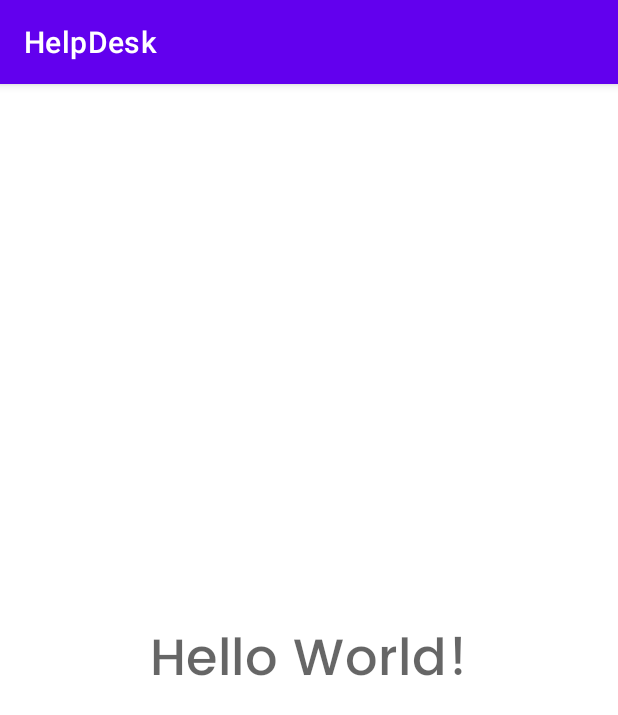
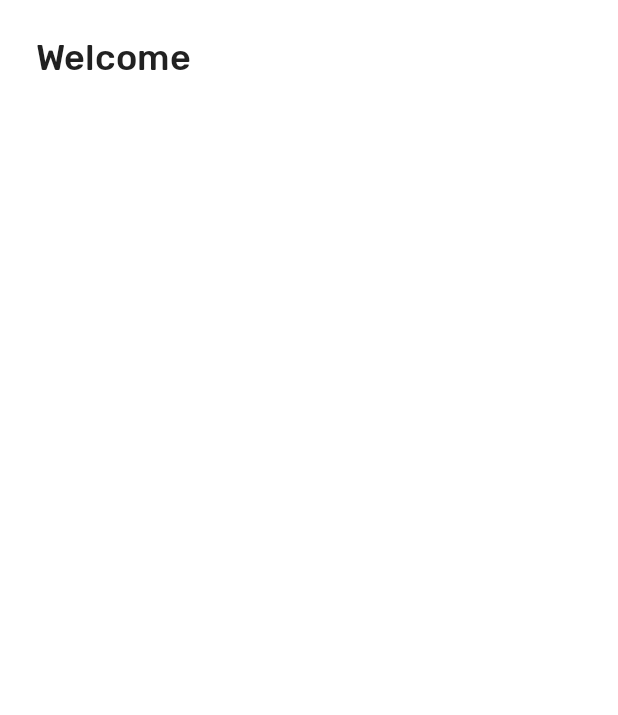
Before and after one commit to quabynah-bilson/helpdesk-project, an Android app: the screen it shows after launch (MainActivity), on a phone screen of 412 x 824 dp. Shown: the top 715 px of the screen. Run offline under Robolectric (Android 15) with nearby library versions, the phone set to English and light mode, and no system bars; our stand-ins replace Dagger/Hilt's generated code, Timber, navigation-ui; 1 statement that could not run was skipped.

Commit message:
Updated fragments and repository result

```diff
--- a/mobile/app/build.gradle
+++ b/mobile/app/build.gradle
@@ -53,6 +53,7 @@ dependencies {
     implementation 'androidx.appcompat:appcompat:1.2.0'
     implementation 'com.google.android.material:material:1.3.0'
     implementation 'androidx.constraintlayout:constraintlayout:2.0.4'
+    implementation 'androidx.legacy:legacy-support-v4:1.0.0'
     testImplementation 'junit:junit:4.13.2'
     androidTestImplementation 'androidx.test.ext:junit:1.1.2'
     androidTestImplementation 'androidx.test.espresso:espresso-core:3.3.0'
@@ -96,8 +97,8 @@ dependencies {
     implementation "androidx.paging:paging-runtime-ktx:$paging_version"
 
     // glide
-    implementation 'com.github.bumptech.glide:glide:4.12.0'
-    kapt 'com.github.bumptech.glide:compiler:4.12.0'
+    implementation "com.github.bumptech.glide:glide:4.12.0"
+    kapt "com.github.bumptech.glide:compiler:4.12.0"
 
     // okhttp
     implementation(platform("com.squareup.okhttp3:okhttp-bom:4.9.0"))
--- a/mobile/app/src/main/java/io/helpdesk/MainActivity.kt
+++ b/mobile/app/src/main/java/io/helpdesk/MainActivity.kt
@@ -3,7 +3,11 @@ package io.helpdesk
 import android.os.Bundle
 import androidx.appcompat.app.AppCompatActivity
 import androidx.lifecycle.lifecycleScope
+import androidx.navigation.NavController
+import androidx.navigation.Navigation
+import androidx.navigation.ui.NavigationUI
 import dagger.hilt.android.AndroidEntryPoint
+import io.helpdesk.model.data.AuthRequestParams
 import io.helpdesk.model.repos.BaseAuthenticationRepository
 import kotlinx.coroutines.flow.collectLatest
 import timber.log.Timber
@@ -16,16 +20,22 @@ class MainActivity : AppCompatActivity() {
     lateinit var repository: BaseAuthenticationRepository
 
     private val logger = Timber.tag("MainScreen")
+    private lateinit var navController: NavController
 
     override fun onCreate(savedInstanceState: Bundle?) {
         super.onCreate(savedInstanceState)
         setContentView(R.layout.activity_main)
 
+        // initialize navigation controller for fragments
+        navController = Navigation.findNavController(this, R.id.nav_fragment)
+
         lifecycleScope.launchWhenCreated {
-            repository.googleAuth()
+            repository.login(AuthRequestParams("quab@gmail.com", "Quabynah@2021"))
                 .collectLatest {
                     logger.i("current auth state -> $it")
                 }
         }
     }
+
+    override fun onSupportNavigateUp(): Boolean = NavigationUI.navigateUp(navController, null)
 }
--- /dev/null
+++ b/mobile/app/src/main/java/io/helpdesk/core/util/Result.kt
@@ -0,0 +1,12 @@
+package io.helpdesk.core.util
+
+/**
+ * wrapper for repository result
+ */
+sealed class Result<out R> {
+    object Loading : Result<Nothing>()
+    data class Success<out T>(val data: T) : Result<T>()
+    data class Error(val exception: Exception) : Result<Nothing>()
+}
+
+// val Result<*>.isSuccessful get() = this is Result.Success<*> && data != null
--- a/mobile/app/src/main/java/io/helpdesk/model/data/User.kt
+++ b/mobile/app/src/main/java/io/helpdesk/model/data/User.kt
@@ -16,6 +16,7 @@ data class User(
     @ColumnInfo(name = "_id") val id: String,
     @ColumnInfo(name = "username")
     val email: String,
+    val name: String,
     var avatar: String? = "",
     @ColumnInfo(name = "phoneNumber")
     var phone: String? = "",
--- a/mobile/app/src/main/java/io/helpdesk/model/db/LocalDatabase.kt
+++ b/mobile/app/src/main/java/io/helpdesk/model/db/LocalDatabase.kt
@@ -16,7 +16,7 @@ import io.helpdesk.model.data.User
     TicketTypeConverter::class,
     TicketPriorityConverter::class,
 )
-@Database(entities = [User::class, Ticket::class], version = 3, exportSchema = true)
+@Database(entities = [User::class, Ticket::class], version = 4, exportSchema = true)
 abstract class LocalDatabase : RoomDatabase() {
     abstract fun userDao(): UserDao
     abstract fun ticketDao(): TicketDao
--- a/mobile/app/src/main/java/io/helpdesk/model/repos/AuthenticationRepository.kt
+++ b/mobile/app/src/main/java/io/helpdesk/model/repos/AuthenticationRepository.kt
@@ -1,6 +1,7 @@
 package io.helpdesk.model.repos
 
 import io.helpdesk.core.storage.BaseUserPersistentStorage
+import io.helpdesk.core.util.Result
 import io.helpdesk.model.data.AuthRequestParams
 import io.helpdesk.model.data.User
 import io.helpdesk.model.services.AuthWebService
@@ -14,72 +15,64 @@ import retrofit2.await
 import javax.inject.Inject
 
 /**
- *
+ * base authentication repository
  */
-sealed class AuthState {
-    object Loading : AuthState()
-    data class Success(val data: User) : AuthState()
-    data class Error(val reason: String?) : AuthState()
-}
+interface BaseAuthenticationRepository {
 
-val AuthState.isSuccessful: Boolean
-    get() = this is AuthState.Success
+    fun login(params: AuthRequestParams): Flow<Result<User>>
 
-interface BaseAuthenticationRepository {
-    fun login(params: AuthRequestParams): Flow<AuthState>
+    fun register(params: AuthRequestParams): Flow<Result<User>>
 
-    fun register(params: AuthRequestParams): Flow<AuthState>
-
-    fun googleAuth(): Flow<AuthState>
+    fun googleAuth(): Flow<Result<User>>
 
     fun dispose()
 }
 
 class AuthenticationRepository @Inject constructor(
     private val service: AuthWebService,
-    private val storage: BaseUserPersistentStorage
+    private val storage: BaseUserPersistentStorage,
 ) :
     BaseAuthenticationRepository {
     private val job = Job()
-    var authScope: CoroutineScope? = null
+    private var authScope: CoroutineScope? = null
 
     @ExperimentalCoroutinesApi
-    override fun login(params: AuthRequestParams): Flow<AuthState> = channelFlow {
+    override fun login(params: AuthRequestParams): Flow<Result<User>> = channelFlow {
         authScope = this + job
-        offer(AuthState.Loading)
+        offer(Result.Loading)
         try {
             val token = service.login(params).await()
             storage.userId = token.token
-            offer(AuthState.Success(token.data))
+            offer(Result.Success(token.data))
         } catch (e: Exception) {
-            offer(AuthState.Error(e.localizedMessage))
+            offer(Result.Error(e))
         }
 
     }
 
     @ExperimentalCoroutinesApi
-    override fun register(params: AuthRequestParams): Flow<AuthState> = channelFlow {
+    override fun register(params: AuthRequestParams): Flow<Result<User>> = channelFlow {
         authScope = this + job
-        offer(AuthState.Loading)
+        offer(Result.Loading)
         try {
             val token = service.register(params).await()
             storage.userId = token.token
-            offer(AuthState.Success(token.data))
+            offer(Result.Success(token.data))
         } catch (e: Exception) {
-            offer(AuthState.Error(e.localizedMessage))
+            offer(Result.Error(e))
         }
     }
 
     @ExperimentalCoroutinesApi
-    override fun googleAuth(): Flow<AuthState> = channelFlow {
+    override fun googleAuth(): Flow<Result<User>> = channelFlow {
         authScope = this + job
-        offer(AuthState.Loading)
+        offer(Result.Loading)
         try {
             val token = service.googleAuth().await()
             storage.userId = token.token
-            offer(AuthState.Success(token.data))
+            offer(Result.Success(token.data))
         } catch (e: Exception) {
-            offer(AuthState.Error(e.localizedMessage))
+            offer(Result.Error(e))
         }
     }
 
--- /dev/null
+++ b/mobile/app/src/main/java/io/helpdesk/view/WelcomeFragment.kt
@@ -0,0 +1,25 @@
+package io.helpdesk.view
+
+import android.os.Bundle
+import androidx.fragment.app.Fragment
+import android.view.LayoutInflater
+import android.view.View
+import android.view.ViewGroup
+import dagger.hilt.android.AndroidEntryPoint
+import io.helpdesk.R
+
+/**
+ * A simple [Fragment] subclass.
+ */
+@AndroidEntryPoint
+class WelcomeFragment : Fragment() {
+
+    override fun onCreateView(
+        inflater: LayoutInflater, container: ViewGroup?,
+        savedInstanceState: Bundle?
+    ): View? {
+        // Inflate the layout for this fragment
+        return inflater.inflate(R.layout.fragment_welcome, container, false)
+    }
+
+}
--- a/mobile/app/src/main/res/layout/activity_main.xml
+++ b/mobile/app/src/main/res/layout/activity_main.xml
@@ -6,15 +6,17 @@
     android:layout_height="match_parent"
     tools:context=".MainActivity">
 
-    <TextView
-        android:layout_width="wrap_content"
-        android:layout_height="wrap_content"
-        android:fontFamily="@font/poppins_medium"
-        android:text="Hello World!"
+    <androidx.fragment.app.FragmentContainerView
+        android:id="@+id/nav_fragment"
+        android:name="androidx.navigation.fragment.NavHostFragment"
+        android:layout_width="0dp"
+        android:layout_height="0dp"
         android:textAppearance="?textAppearanceHeadline4"
+        app:defaultNavHost="true"
         app:layout_constraintBottom_toBottomOf="parent"
-        app:layout_constraintLeft_toLeftOf="parent"
-        app:layout_constraintRight_toRightOf="parent"
-        app:layout_constraintTop_toTopOf="parent" />
+        app:layout_constraintEnd_toEndOf="parent"
+        app:layout_constraintStart_toStartOf="parent"
+        app:layout_constraintTop_toTopOf="parent"
+        app:navGraph="@navigation/nav_graph" />
 
 </androidx.constraintlayout.widget.ConstraintLayout>
--- /dev/null
+++ b/mobile/app/src/main/res/layout/fragment_welcome.xml
@@ -0,0 +1,16 @@
+<?xml version="1.0" encoding="utf-8"?>
+<FrameLayout xmlns:android="http://schemas.android.com/apk/res/android"
+    xmlns:tools="http://schemas.android.com/tools"
+    android:layout_width="match_parent"
+    android:layout_height="match_parent"
+    android:padding="24dp"
+    tools:context=".view.WelcomeFragment">
+
+    <TextView
+        android:layout_width="match_parent"
+        android:layout_height="match_parent"
+        android:fontFamily="@font/rubik_medium"
+        android:text="@string/fragment_welcome"
+        android:textAppearance="?textAppearanceHeadline5" />
+
+</FrameLayout>
--- /dev/null
+++ b/mobile/app/src/main/res/navigation/nav_graph.xml
@@ -0,0 +1,13 @@
+<?xml version="1.0" encoding="utf-8"?>
+<navigation xmlns:android="http://schemas.android.com/apk/res/android"
+    xmlns:app="http://schemas.android.com/apk/res-auto"
+    xmlns:tools="http://schemas.android.com/tools"
+    android:id="@+id/nav_graph"
+    app:startDestination="@id/nav_welcome">
+
+    <fragment
+        android:id="@id/nav_welcome"
+        android:name="io.helpdesk.view.WelcomeFragment"
+        android:label="@string/fragment_welcome"
+        tools:layout="@layout/fragment_welcome" />
+</navigation>
--- a/mobile/app/src/main/res/values-night/themes.xml
+++ b/mobile/app/src/main/res/values-night/themes.xml
@@ -1,6 +1,6 @@
 <resources xmlns:tools="http://schemas.android.com/tools">
     <!-- Base application theme. -->
-    <style name="Theme.HelpDesk" parent="Theme.MaterialComponents.DayNight.DarkActionBar">
+    <style name="Theme.HelpDesk" parent="Theme.MaterialComponents.DayNight.NoActionBar">
         <!-- Primary brand color. -->
         <item name="colorPrimary">@color/purple_200</item>
         <item name="colorPrimaryVariant">@color/purple_700</item>
--- /dev/null
+++ b/mobile/app/src/main/res/values/fragments.xml
@@ -0,0 +1,4 @@
+<?xml version="1.0" encoding="utf-8"?>
+<resources>
+    <string name="fragment_welcome">Welcome</string>
+</resources>
--- /dev/null
+++ b/mobile/app/src/main/res/values/ids.xml
@@ -0,0 +1,4 @@
+<?xml version="1.0" encoding="utf-8"?>
+<resources>
+    <item name="nav_welcome" type="id"/>
+</resources>
--- a/mobile/app/src/main/res/values/strings.xml
+++ b/mobile/app/src/main/res/values/strings.xml
@@ -1,3 +1,4 @@
 <resources>
     <string name="app_name">HelpDesk</string>
+    <string name="hello_blank_fragment">Hello blank fragment</string>
 </resources>
--- a/mobile/app/src/main/res/values/themes.xml
+++ b/mobile/app/src/main/res/values/themes.xml
@@ -1,6 +1,6 @@
 <resources xmlns:tools="http://schemas.android.com/tools">
     <!-- Base application theme. -->
-    <style name="Theme.HelpDesk" parent="Theme.MaterialComponents.DayNight.DarkActionBar">
+    <style name="Theme.HelpDesk" parent="Theme.MaterialComponents.DayNight.NoActionBar">
         <!-- Primary brand color. -->
         <item name="colorPrimary">@color/purple_500</item>
         <item name="colorPrimaryVariant">@color/purple_700</item>
```
Also changed, not shown: 5 other files.
